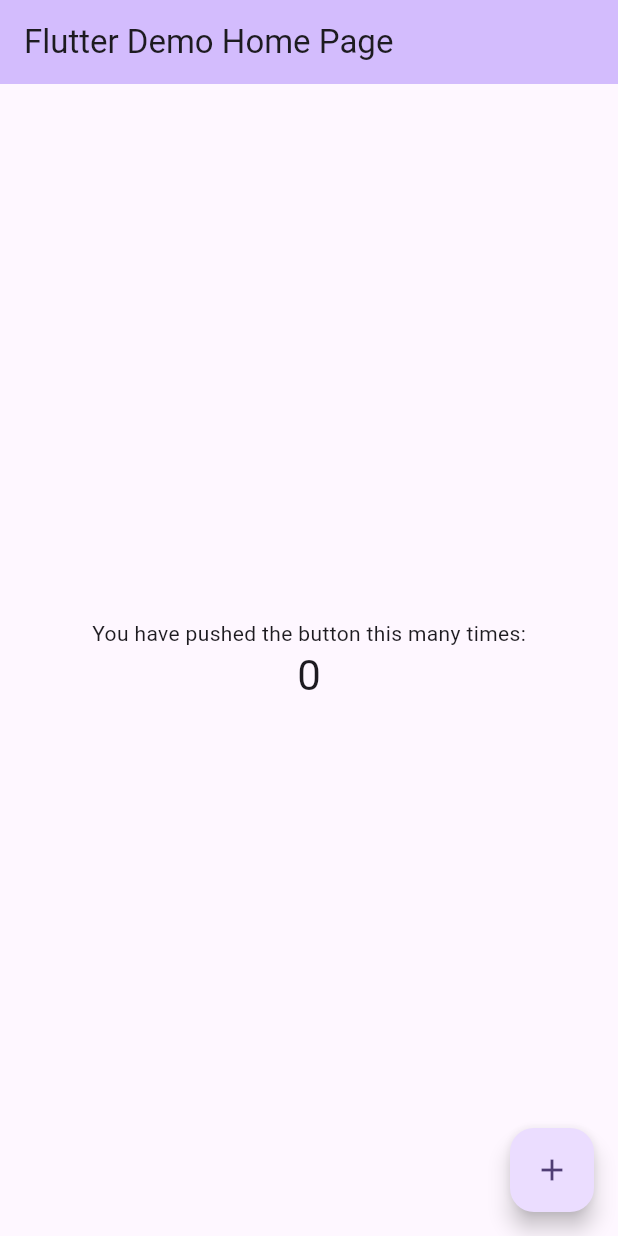
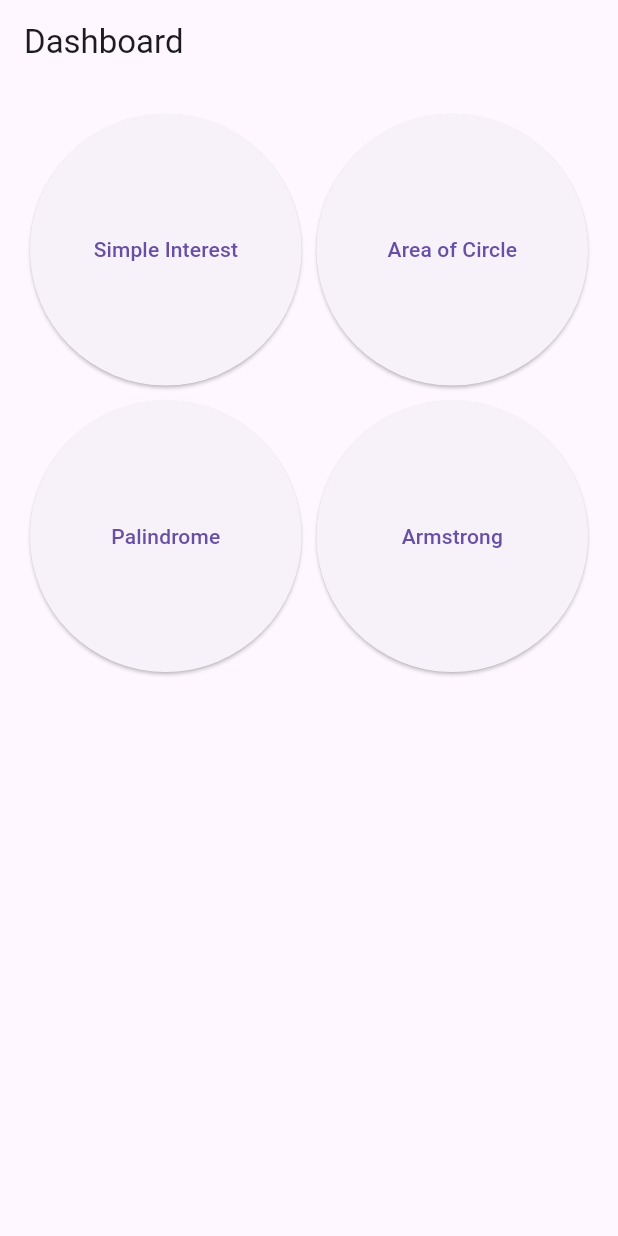
Before and after one commit to dipen-dra/flutter_practice, a Flutter app: the screen it shows after launch, on a phone screen of 412 x 824 dp. Run offline on Flutter 3.47's test engine with Material 3 defaults, Android fonts, the light colour scheme and no system bars.

Commit message:
one dashboard and navigating to 4 other screens

```diff
--- /dev/null
+++ b/lib/app.dart
@@ -0,0 +1,15 @@
+import 'package:flutter/material.dart';
+import 'view/dashboard_view.dart';
+
+class App extends StatelessWidget {
+  const App({super.key});
+
+  @override
+  Widget build(BuildContext context) {
+    return MaterialApp(
+      title: 'Simple Dashboard',
+      debugShowCheckedModeBanner: false,
+      home: const DashboardView(),
+    );
+  }
+}
--- a/lib/main.dart
+++ b/lib/main.dart
@@ -1,122 +1,6 @@
 import 'package:flutter/material.dart';
+import 'app.dart';
 
 void main() {
-  runApp(const MyApp());
+  runApp(const App());
 }
-
-class MyApp extends StatelessWidget {
-  const MyApp({super.key});
-
-  // This widget is the root of your application.
-  @override
-  Widget build(BuildContext context) {
-    return MaterialApp(
-      title: 'Flutter Demo',
-      theme: ThemeData(
-        // This is the theme of your application.
-        //
-        // TRY THIS: Try running your application with "flutter run". You'll see
-        // the application has a purple toolbar. Then, without quitting the app,
-        // try changing the seedColor in the colorScheme below to Colors.green
-        // and then invoke "hot reload" (save your changes or press the "hot
-        // reload" button in a Flutter-supported IDE, or press "r" if you used
-        // the command line to start the app).
-        //
-        // Notice that the counter didn't reset back to zero; the application
-        // state is not lost during the reload. To reset the state, use hot
-        // restart instead.
-        //
-        // This works for code too, not just values: Most code changes can be
-        // tested with just a hot reload.
-        colorScheme: ColorScheme.fromSeed(seedColor: Colors.deepPurple),
-      ),
-      home: const MyHomePage(title: 'Flutter Demo Home Page'),
-    );
-  }
-}
-
-class MyHomePage extends StatefulWidget {
-  const MyHomePage({super.key, required this.title});
-
-  // This widget is the home page of your application. It is stateful, meaning
-  // that it has a State object (defined below) that contains fields that affect
-  // how it looks.
-
-  // This class is the configuration for the state. It holds the values (in this
-  // case the title) provided by the parent (in this case the App widget) and
-  // used by the build method of the State. Fields in a Widget subclass are
-  // always marked "final".
-
-  final String title;
-
-  @override
-  State<MyHomePage> createState() => _MyHomePageState();
-}
-
-class _MyHomePageState extends State<MyHomePage> {
-  int _counter = 0;
-
-  void _incrementCounter() {
-    setState(() {
-      // This call to setState tells the Flutter framework that something has
-      // changed in this State, which causes it to rerun the build method below
-      // so that the display can reflect the updated values. If we changed
-      // _counter without calling setState(), then the build method would not be
-      // called again, and so nothing would appear to happen.
-      _counter++;
-    });
-  }
-
-  @override
-  Widget build(BuildContext context) {
-    // This method is rerun every time setState is called, for instance as done
-    // by the _incrementCounter method above.
-    //
-    // The Flutter framework has been optimized to make rerunning build methods
-    // fast, so that you can just rebuild anything that needs updating rather
-    // than having to individually change instances of widgets.
-    return Scaffold(
-      appBar: AppBar(
-        // TRY THIS: Try changing the color here to a specific color (to
-        // Colors.amber, perhaps?) and trigger a hot reload to see the AppBar
-        // change color while the other colors stay the same.
-        backgroundColor: Theme.of(context).colorScheme.inversePrimary,
-        // Here we take the value from the MyHomePage object that was created by
-        // the App.build method, and use it to set our appbar title.
-        title: Text(widget.title),
-      ),
-      body: Center(
-        // Center is a layout widget. It takes a single child and positions it
-        // in the middle of the parent.
-        child: Column(
-          // Column is also a layout widget. It takes a list of children and
-          // arranges them vertically. By default, it sizes itself to fit its
-          // children horizontally, and tries to be as tall as its parent.
-          //
-          // Column has various properties to control how it sizes itself and
-          // how it positions its children. Here we use mainAxisAlignment to
-          // center the children vertically; the main axis here is the vertical
-          // axis because Columns are vertical (the cross axis would be
-          // horizontal).
-          //
-          // TRY THIS: Invoke "debug painting" (choose the "Toggle Debug Paint"
-          // action in the IDE, or press "p" in the console), to see the
-          // wireframe for each widget.
-          mainAxisAlignment: MainAxisAlignment.center,
-          children: <Widget>[
-            const Text('You have pushed the button this many times:'),
-            Text(
-              '$_counter',
-              style: Theme.of(context).textTheme.headlineMedium,
-            ),
-          ],
-        ),
-      ),
-      floatingActionButton: FloatingActionButton(
-        onPressed: _incrementCounter,
-        tooltip: 'Increment',
-        child: const Icon(Icons.add),
-      ), // This trailing comma makes auto-formatting nicer for build methods.
-    );
-  }
-}
--- /dev/null
+++ b/lib/view/dashboard_view.dart
@@ -0,0 +1,54 @@
+import 'package:flutter/material.dart';
+import 'package:flutter_cls_practice/view/area_of_circle.dart';
+import 'package:flutter_cls_practice/view/arsmstrong_view.dart';
+import 'package:flutter_cls_practice/view/palindrome_view.dart';
+import 'package:flutter_cls_practice/view/simple_interest.dart';
+
+class DashboardView extends StatelessWidget {
+  const DashboardView({super.key});
+
+  @override
+  Widget build(BuildContext context) {
+    return Scaffold(
+      appBar: AppBar(title: const Text('Dashboard')),
+      body: Padding(
+        padding: const EdgeInsets.all(20.0),
+        child: GridView.count(
+          crossAxisCount: 2,
+          crossAxisSpacing: 10,
+          mainAxisSpacing: 10,
+          children: [
+            ElevatedButton(
+              onPressed: () => Navigator.push(
+                context,
+                MaterialPageRoute(builder: (_) => const SimpleInterestView()),
+              ),
+              child: const Text('Simple Interest'),
+            ),
+            ElevatedButton(
+              onPressed: () => Navigator.push(
+                context,
+                MaterialPageRoute(builder: (_) => const AreaCircleView()),
+              ),
+              child: const Text('Area of Circle'),
+            ),
+            ElevatedButton(
+              onPressed: () => Navigator.push(
+                context,
+                MaterialPageRoute(builder: (_) => const PalindromeView()),
+              ),
+              child: const Text('Palindrome'),
+            ),
+            ElevatedButton(
+              onPressed: () => Navigator.push(
+                context,
+                MaterialPageRoute(builder: (_) => const ArmstrongView()),
+              ),
+              child: const Text('Armstrong'),
+            ),
+          ],
+        ),
+      ),
+    );
+  }
+}
```
Also changed, not shown: lib/view/area_of_circle.dart (added, +44 -0 lines), lib/view/arsmstrong_view.dart (added, +61 -0 lines), lib/view/palindrome_view.dart (added, +47 -0 lines), lib/view/simple_interest.dart (added, +52 -0 lines).
